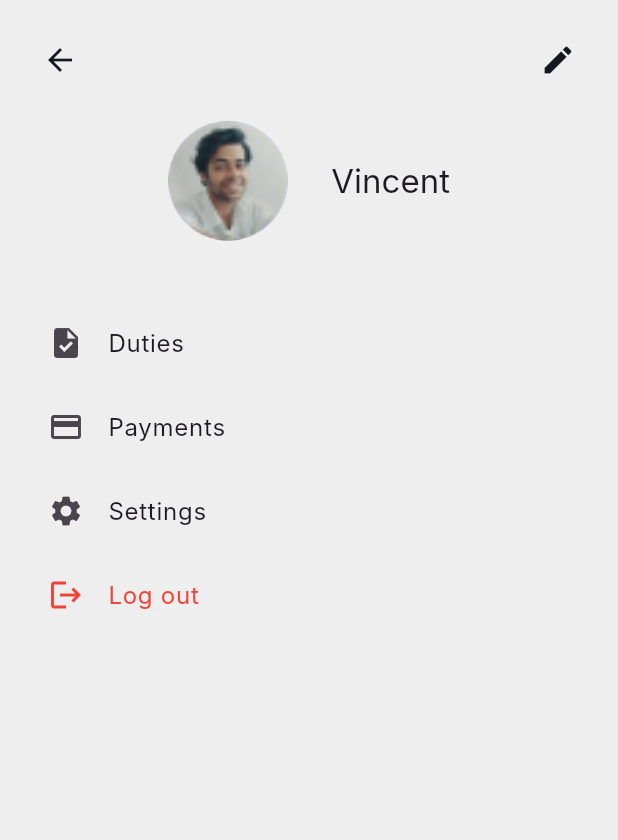
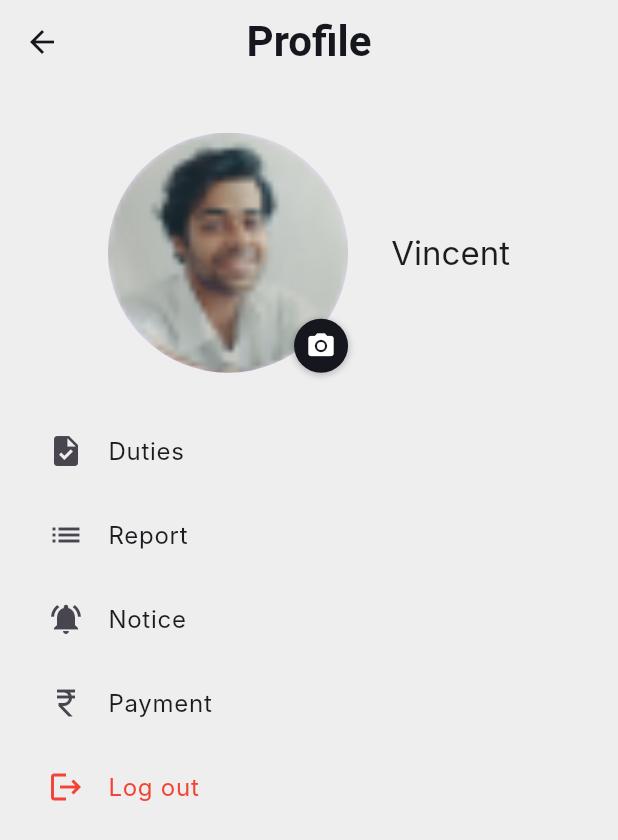
Before and after one commit to altezzai/acadobs, a Flutter app: the LogoutScreen screen opened directly with empty values, after a tap on the "arrow back" icon, on a phone screen of 412 x 824 dp. Shown: the top 840 px of the screen. Run offline on Flutter 3.47's test engine with Material 3 defaults, Android fonts, the phone set to English and light mode, and no system bars; our stand-ins replace dio, file_picker, flutter_heatmap_calendar, flutter_rating_bar, go_router, permission_handler and 1 more; network calls fail; Roboto replaces fonts that are missing (Inter).

Commit message:
logout screen ui elements added

```diff
--- a/lib/core/authentication/screens/logout.dart
+++ b/lib/core/authentication/screens/logout.dart
@@ -1,59 +1,160 @@
+import 'dart:io';
 import 'package:flutter/material.dart';
 import 'package:go_router/go_router.dart';
+import 'package:file_picker/file_picker.dart';
 import 'package:school_app/base/routes/app_route_const.dart';
 import 'package:school_app/base/utils/responsive.dart';
 import 'package:school_app/core/navbar/screen/bottom_nav.dart';
 
-class LogoutScreen extends StatelessWidget {
-  final UserType userType; // UserType passed as a parameter
+class LogoutScreen extends StatefulWidget {
+  final UserType userType;
 
-  const LogoutScreen({super.key, required this.userType}); // Receive userType
+  const LogoutScreen({super.key, required this.userType});
+
+  @override
+  State<LogoutScreen> createState() => _LogoutScreenState();
+}
+
+class _LogoutScreenState extends State<LogoutScreen> {
+  File? _imageFile;
+
+  Future<void> _pickImage() async {
+    try {
+      final result = await FilePicker.platform.pickFiles(
+        type: FileType.image,
+        allowMultiple: false,
+      );
+
+      if (result != null && result.files.isNotEmpty) {
+        setState(() {
+          _imageFile = File(result.files.first.path!);
+        });
+        // Here you can add your image upload logic
+        // For example: await uploadImageToServer(_imageFile);
+      }
+    } catch (e) {
+      ScaffoldMessenger.of(context).showSnackBar(
+        const SnackBar(
+          content: Text('Failed to pick image'),
+          backgroundColor: Colors.red,
+        ),
+      );
+    }
+  }
+
+  List<Widget> _getListItemsByUserType() {
+    if (widget.userType == UserType.admin) {
+      return [
+        _buildListItem(Icons.task, 'Duties'),
+        _buildListItem(Icons.list, 'Report'),
+        _buildListItem(Icons.notifications_active, 'Notice'),
+        _buildListItem(Icons.currency_rupee, 'Payment'),
+      ];
+    } else if (widget.userType == UserType.teacher) {
+      return [
+        _buildListItem(Icons.people, 'Attendance'),
+        _buildListItem(Icons.assignment, 'Marks'),
+        _buildListItem(Icons.task, 'Duties'),
+        _buildListItem(Icons.currency_rupee, 'Payments'),
+      ];
+    } else if (widget.userType == UserType.parent) {
+      return [
+        _buildListItem(Icons.list, 'Report'),
+        _buildListItem(Icons.event, 'Event'),
+        _buildListItem(Icons.notifications_active, 'Notice'),
+        _buildListItem(Icons.currency_rupee, 'Payment'),
+        _buildListItem(Icons.chat, 'Chat'),
+      ];
+    }
+    return []; // Return empty list for other user types
+  }
 
   @override
   Widget build(BuildContext context) {
     return Scaffold(
+      backgroundColor: Theme.of(context).scaffoldBackgroundColor,
+      appBar: AppBar(
+        backgroundColor: Theme.of(context).scaffoldBackgroundColor,
+        title: Text(
+          'Profile',
+          style: TextStyle(
+            fontWeight: FontWeight.w600,
+            fontSize: Theme.of(context).textTheme.headlineMedium?.fontSize,
+          ),
+        ),
+        centerTitle: true,
+        leading: IconButton(
+          icon: const Icon(Icons.arrow_back),
+          onPressed: () {
+            if (widget.userType == UserType.parent) {
+              context.pushReplacementNamed(
+                AppRouteConst.ParentHomeRouteName,
+              );
+            } else {
+              context.goNamed(
+                AppRouteConst.bottomNavRouteName,
+                extra: widget.userType,
+              );
+            }
+          },
+        ),
+        elevation: 0,
+      ),
       body: Padding(
         padding: const EdgeInsets.all(16),
         child: Column(
           children: [
-            Row(
-              mainAxisAlignment: MainAxisAlignment.spaceBetween,
-              children: [
-                // Back button
-                IconButton(
-                  icon: Icon(Icons.arrow_back),
-                  onPressed: () {
-                    // Navigate based on the userType
-                    if (userType == UserType.parent) {
-                      context.pushReplacementNamed(
-                        AppRouteConst.ParentHomeRouteName, // Navigate to ParentHomeRoute
-                      );
-                    } else {
-                      // Navigate back to BottomNavScreen with the respective userType
-                      context.goNamed(
-                        AppRouteConst.bottomNavRouteName,
-                        extra: userType, // Pass the userType as extra
-                      );
-                    }
-                  },
-                ),
-                // Edit profile button
-                IconButton(
-                  icon: Icon(Icons.edit),
-                  onPressed: () {},
-                ),
-              ],
-            ),
             SizedBox(
               height: Responsive.height * 2,
             ),
-            // Profile Picture, Name, and Title
+            // Profile Picture and Name
             Row(
               mainAxisAlignment: MainAxisAlignment.center,
               children: [
-                CircleAvatar(
-                  radius: 40,
-                  backgroundImage: AssetImage('assets/admin.png'),
+                Stack(
+                  children: [
+                    CircleAvatar(
+                      radius: 80,
+                      backgroundImage: _imageFile != null
+                          ? FileImage(_imageFile!)
+                          : const AssetImage('assets/admin.png')
+                              as ImageProvider,
+                      child: Material(
+                        color: Colors.transparent,
+                        child: InkWell(
+                          onTap: _pickImage,
+                          child: Container(),
+                        ),
+                      ),
+                    ),
+                    Positioned(
+                      bottom: 0,
+                      right: 0,
+                      child: GestureDetector(
+                        onTap: _pickImage,
+                        child: Container(
+                          padding: const EdgeInsets.all(8),
+                          decoration: BoxDecoration(
+                            color: Theme.of(context).primaryColor,
+                            shape: BoxShape.circle,
+                            boxShadow: [
+                              BoxShadow(
+                                color: Colors.black.withOpacity(0.2),
+                                spreadRadius: 1,
+                                blurRadius: 3,
+                                offset: const Offset(0, 1),
+                              ),
+                            ],
+                          ),
+                          child: const Icon(
+                            Icons.camera_alt,
+                            color: Colors.white,
+                            size: 20,
+                          ),
+                        ),
+                      ),
+                    ),
+                  ],
                 ),
                 SizedBox(width: Responsive.width * 7),
                 Column(
@@ -67,17 +168,17 @@ class LogoutScreen extends StatelessWidget {
                 ),
               ],
             ),
-            SizedBox(height: 16),
-            SizedBox(height: 24),
+            const SizedBox(height: 24),
             Expanded(
               child: ListView(
                 children: [
-                  _buildListItem(Icons.task, 'Duties'),
-                  _buildListItem(Icons.payment, 'Payments'),
-                  _buildListItem(Icons.settings, 'Settings'),
+                  ..._getListItemsByUserType(), // Spread the role-specific list items
                   ListTile(
-                    leading: Icon(Icons.logout, color: Colors.red),
-                    title: Text('Log out', style: TextStyle(color: Colors.red)),
+                    leading: const Icon(Icons.logout, color: Colors.red),
+                    title: const Text(
+                      'Log out',
+                      style: TextStyle(color: Colors.red),
+                    ),
                     onTap: () {
                       context.goNamed(AppRouteConst.loginRouteName);
                     },
```
